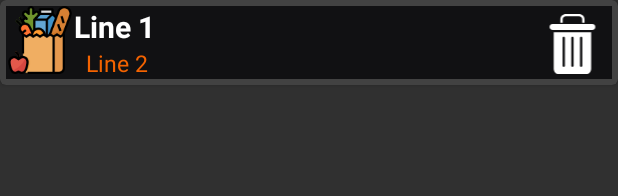
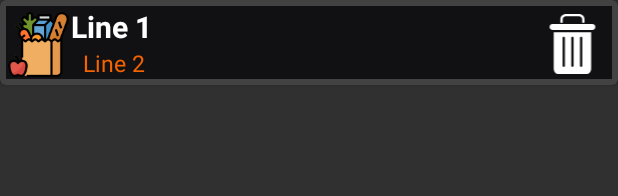
Before and after one commit to DanieleFerrillo/AppShopList, an Android app: the layout prodotto_item.xml on its own in the app's theme, with its tools: preview values and no code run, on a phone screen of 412 x 824 dp. Shown: the top 196 px of the screen. Run offline under Robolectric (Android 15) with nearby library versions, the phone set to English and light mode, and no system bars; Roboto replaces fonts that are not available here.

Commit message:
Style
Color Text

```diff
--- a/app/src/main/res/layout/prodotto_item.xml
+++ b/app/src/main/res/layout/prodotto_item.xml
@@ -13,9 +13,10 @@
 
         <ImageView
             android:id="@+id/immagine_prodotto"
-            android:layout_width="45dp"
-            android:layout_height="45dp"
+            android:layout_width="43dp"
+            android:layout_height="43dp"
             android:padding="2dp"
+            android:layout_marginTop="6px"
             android:background="@drawable/ic_shop" />
 
         <TextView
--- a/app/src/main/res/layout/toolbar.xml
+++ b/app/src/main/res/layout/toolbar.xml
@@ -18,6 +18,7 @@
             android:fontFamily="@font/arbutus_regular"
             android:gravity="end"
             android:text="LISTA DELLA SPESA"
+            android:textColor="#ffffff"
             android:textSize="60px"/>
 
         <Button
```
